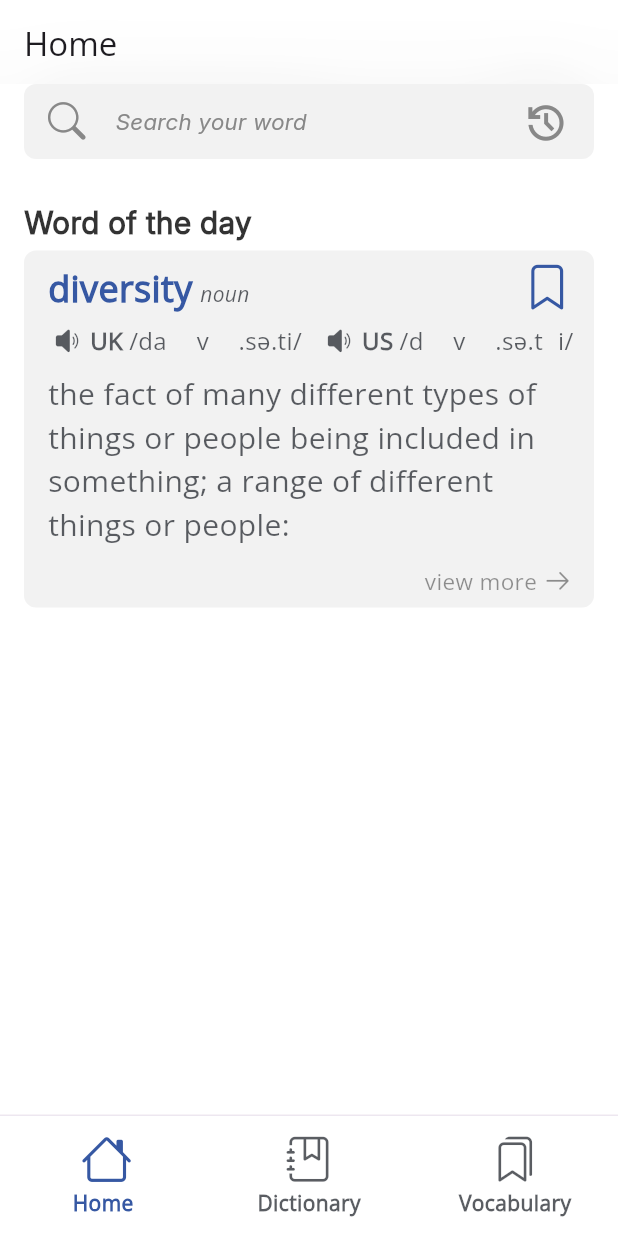
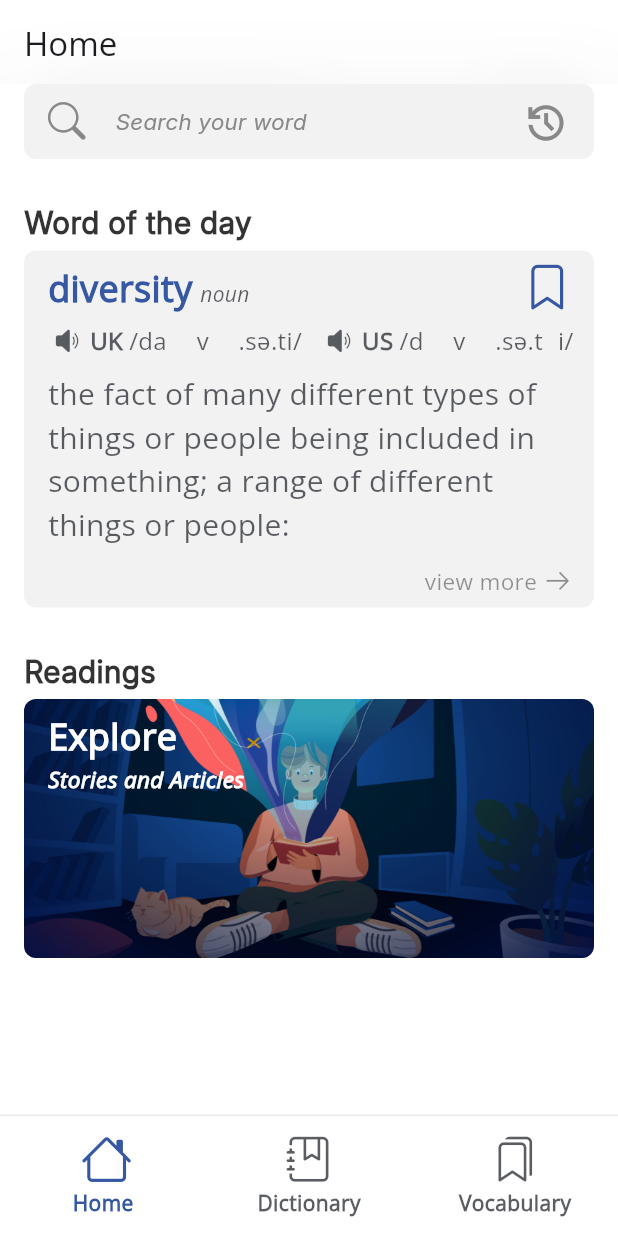
Before and after one commit to nguyenhuuthai-99/eng_dict, a Flutter app: the screen it shows after launch, on a phone screen of 412 x 824 dp. Run offline on Flutter 3.47's test engine with Material 3 defaults, Android fonts, the phone set to English and light mode, and no system bars; our stand-ins replace google_fonts, just_audio.

Commit message:
home screen completed

```diff
--- /dev/null
+++ b/lib/model/suggested_word.dart
@@ -0,0 +1,8 @@
+class SuggestedWord{
+  String wordTitle;
+  String url;
+
+  SuggestedWord({required this.wordTitle,required this.url});
+
+
+}
--- a/lib/model/word_field.dart
+++ b/lib/model/word_field.dart
@@ -0,0 +1,9 @@
+import 'package:eng_dict/model/word_form.dart';
+
+class WordField{
+
+  String fieldTitle;
+  List<WordForm> wordForms;
+
+  WordField({required this.fieldTitle,required this.wordForms});
+}
--- a/lib/view/screens/home_screen.dart
+++ b/lib/view/screens/home_screen.dart
@@ -2,6 +2,8 @@ import 'dart:ui';
 
 import 'package:eng_dict/model/word_form.dart';
 import 'package:eng_dict/view/utils/constants.dart';
+import 'package:eng_dict/view/widgets/readings_box.dart';
+import 'package:eng_dict/view/widgets/word_of_the_day_box.dart';
 import 'package:flutter/material.dart';
 import 'package:google_fonts/google_fonts.dart';
 import 'package:just_audio/just_audio.dart';
@@ -74,134 +76,12 @@ class HomeScreen extends StatelessWidget {
           children: [
               const CustomSearchBar(),
               const SizedBox(height: Constant.kMarginExtraLarge,),
-              WordOfTheDayBox(wordForm: wordForm,)
+              WordOfTheDayBox(wordForm: wordForm,),
+              const SizedBox(height: Constant.kMarginExtraLarge,),
+              const ReadingsBox()
           ],
         ),
       ),
     );
   }
 }
-
-class WordOfTheDayBox extends StatelessWidget {
-  WordForm wordForm;
-  late Word word;
-  WordOfTheDayBox({
-      super.key, required this.wordForm
-    });
-
-  init(){
-    word = wordForm.word;
-  }
-
-
-  @override
-  Widget build(BuildContext context) {
-    init();
-
-    return Column(
-      crossAxisAlignment: CrossAxisAlignment.start,
-      children: [
-        const Text("Word of the day", style: Constant.kHeadingTextStyle,),
-        Container(
-          padding: EdgeInsets.symmetric(horizontal:Constant.kMarginLarge, vertical: Constant.kMarginSmall),
-          margin: EdgeInsets.only(top: Constant.kMarginExtraSmall),
-          decoration: BoxDecoration(
-            color: Constant.kGreyBackground,
-            borderRadius: BorderRadius.circular(Constant.kBorderRadiusSmall)
-          ),
-          child: Column(
-            crossAxisAlignment: CrossAxisAlignment.start,
-            children: [
-              Row(
-                crossAxisAlignment: CrossAxisAlignment.baseline,
-                textBaseline: TextBaseline.alphabetic,
-                children: [
-                  word.wordTitle != null?Text(word.wordTitle!, style: TextStyle(fontSize: 24, fontWeight: FontWeight.w600, color: Constant.kPrimaryColor),):SizedBox(),
-                  const SizedBox(width: 5,),
-                  wordForm.formTitle != null?Text(wordForm.formTitle!, style:  TextStyle(fontStyle: FontStyle.italic, color: Constant.kHeading2Color),):SizedBox(),
-                  const Expanded(child: SizedBox()),
-                  Icon(CustomIcon.book_mark, color: Constant.kPrimaryColor,size: 30,)
-                ],
-              ),
-              Padding(
-                padding: const EdgeInsets.only(top: Constant.kMarginExtraSmall, bottom: Constant.kMarginSmall),
-                child: Row(
-                  children: [
-                    wordForm.ukIPA != null?IPAComponents(accent: "UK", IPA: wordForm.ukIPA!,soundURL: "media/english/uk_pron/u/ukd/ukdis/ukdisun030.mp3"):SizedBox(),
-                    const SizedBox(width: Constant.kMarginMedium,),
-                    wordForm.usIPA != null ? IPAComponents(accent: "US", IPA: wordForm.usIPA!, soundURL: "media/english/us_pron/e/eus/eus71/eus71340.mp3",):SizedBox()
-
-                  ],
-                ),
-              ),
-              Text( word.definition, style: TextStyle(fontSize: 20, fontWeight: FontWeight.w100, color: Constant.kHeading2Color)),
-              const Padding(
-                padding: EdgeInsets.only(top: Constant.kMarginMedium),
-                child: Row(
-                  crossAxisAlignment: CrossAxisAlignment.center,
-                  mainAxisAlignment: MainAxisAlignment.end,
-                  children: [
-                     Text("view more", style: TextStyle(color: Constant.kLightGreyText, fontSize: 15)),
-                     Padding(
-                       padding: EdgeInsets.only(top: 2.0, left: 6),
-                       child: Icon(CustomIcon.arrow, color: Constant.kLightGreyText,size: 16,),
-                     )
-
-                  ],
-                ),
-              )
-            ],
-          ),
-        )
-
-      ],
-    );
-  }
-}
-
-class IPAComponents extends StatelessWidget {
-  late bool canPlay;
-  String accent;
-  String IPA;
-  String soundURL;
-  IPAComponents({super.key,required this.accent, required this.IPA, required this.soundURL});
-
-  Future<void> playSound()async {
-    final AudioPlayer audioPlayer = AudioPlayer();
-    String prefix = "https://dictionary.cambridge.org/";
-    String url = prefix + soundURL;
-    try{
-      await audioPlayer.setUrl(url);
-      await audioPlayer.play();
-      await audioPlayer.dispose();
-    }on PlayerException catch(e){
-      print(e.message);
-
-    }
-
-  }
-
-  @override
-  Widget build(BuildContext context) {
-    return GestureDetector(
-      onTap: () async{
-        await playSound();
-        print("asdf");
-      },
-      child: Row(
-        crossAxisAlignment: CrossAxisAlignment.center,
-        textBaseline: TextBaseline.alphabetic,
-        children: [
-          Padding(
-            padding: const EdgeInsets.only(top: 3.0),
-            child: Icon(CustomIcon.speaker, color: Constant.kHeading2Color,),
-          ),
-          Padding(
-            padding: EdgeInsets.symmetric(horizontal: Constant.kMarginExtraSmall),
-              child: Text(accent, style: Constant.kHeading2TextStyle,)),
-          Text(IPA,style: Constant.kIPATextStyle,)
-        ],
-      ),
-    );
-  }
-}
--- a/lib/view/widgets/readings_box.dart
+++ b/lib/view/widgets/readings_box.dart
@@ -0,0 +1,52 @@
+import 'package:eng_dict/view/utils/constants.dart';
+import 'package:flutter/material.dart';
+
+class ReadingsBox extends StatelessWidget {
+  const ReadingsBox({super.key});
+
+  @override
+  Widget build(BuildContext context) {
+    return Column(
+      crossAxisAlignment: CrossAxisAlignment.stretch,
+      children: [
+        const Text("Readings", style: Constant.kHeadingTextStyle,),
+        Container(
+          margin: const EdgeInsets.only(top: Constant.kMarginExtraSmall),
+          child: GestureDetector(
+            onTap: (){
+              print("Go to reading");
+            },
+            child: Stack(
+              children: [
+                AspectRatio(
+                  aspectRatio: 2.2,
+                  child: Container(
+                    decoration: const BoxDecoration(
+                        borderRadius: BorderRadius.all(Radius.circular(Constant.kMarginSmall)),
+                        image: DecorationImage(
+                            fit: BoxFit.fitWidth,
+                            alignment: FractionalOffset(0,0.9),
+                            image: AssetImage("assets/images/reading.jpg"))
+                    ),
+                  ),
+                ),
+                const Padding(
+                  padding: EdgeInsets.only(top: Constant.kMarginSmall, left: Constant.kMarginLarge),
+                  child: Column(
+                    crossAxisAlignment: CrossAxisAlignment.start,
+                    children: [
+                      Text("Explore", style: TextStyle(color: Colors.white, fontWeight: FontWeight.bold, fontSize: 24),),
+                      Text("Stories and Articles", style: TextStyle(color: Colors.white, fontSize: 15, fontStyle: FontStyle.italic, fontWeight: FontWeight.w600),),
+
+                    ],
+                  ),
+                ),
+
+              ],
+            ),
+          ),
+        )
+      ],
+    );
+  }
+}
--- a/lib/view/widgets/search_bar.dart
+++ b/lib/view/widgets/search_bar.dart
@@ -12,7 +12,7 @@ class CustomSearchBar extends StatelessWidget {
   Widget build(BuildContext context) {
     return GestureDetector(
       onTap: (){
-        print("adf");
+        print("search word");
       },
       child: Container(
         decoration: BoxDecoration(
--- a/lib/view/widgets/word_of_the_day_box.dart
+++ b/lib/view/widgets/word_of_the_day_box.dart
@@ -0,0 +1,130 @@
+import 'package:eng_dict/model/word.dart';
+import 'package:eng_dict/model/word_form.dart';
+import 'package:eng_dict/view/utils/constants.dart';
+import 'package:eng_dict/view/utils/custom_icon.dart';
+import 'package:flutter/material.dart';
+import 'package:just_audio/just_audio.dart';
+
+class WordOfTheDayBox extends StatelessWidget {
+  final WordForm wordForm;
+  late Word word;
+  WordOfTheDayBox({
+    super.key, required this.wordForm
+  });
+
+  init(){
+    word = wordForm.word;
+  }
+
+
+  @override
+  Widget build(BuildContext context) {
+    init();
+
+    return Column(
+      crossAxisAlignment: CrossAxisAlignment.start,
+      children: [
+        const Text("Word of the day", style: Constant.kHeadingTextStyle,),
+        Container(
+          padding: EdgeInsets.symmetric(horizontal:Constant.kMarginLarge, vertical: Constant.kMarginSmall),
+          margin: EdgeInsets.only(top: Constant.kMarginExtraSmall),
+          decoration: BoxDecoration(
+              color: Constant.kGreyBackground,
+              borderRadius: BorderRadius.circular(Constant.kBorderRadiusSmall)
+          ),
+          child: Column(
+            crossAxisAlignment: CrossAxisAlignment.start,
+            children: [
+              Row(
+                crossAxisAlignment: CrossAxisAlignment.baseline,
+                textBaseline: TextBaseline.alphabetic,
+                children: [
+                  word.wordTitle != null?Text(word.wordTitle!, style: TextStyle(fontSize: 24, fontWeight: FontWeight.w600, color: Constant.kPrimaryColor),):SizedBox(),
+                  const SizedBox(width: 5,),
+                  wordForm.formTitle != null?Text(wordForm.formTitle!, style:  TextStyle(fontStyle: FontStyle.italic, color: Constant.kHeading2Color),):SizedBox(),
+                  const Expanded(child: SizedBox()),
+                  Icon(CustomIcon.book_mark, color: Constant.kPrimaryColor,size: 30,)
+                ],
+              ),
+              Padding(
+                padding: const EdgeInsets.only(top: Constant.kMarginExtraSmall, bottom: Constant.kMarginSmall),
+                child: Row(
+                  children: [
+                    wordForm.ukIPA != null?IPAComponents(accent: "UK", IPA: wordForm.ukIPA!,soundURL: "media/english/uk_pron/u/ukd/ukdis/ukdisun030.mp3"):SizedBox(),
+                    const SizedBox(width: Constant.kMarginMedium,),
+                    wordForm.usIPA != null ? IPAComponents(accent: "US", IPA: wordForm.usIPA!, soundURL: "media/english/us_pron/e/eus/eus71/eus71340.mp3",):SizedBox()
+
+                  ],
+                ),
+              ),
+              Text( word.definition, style: TextStyle(fontSize: 20, fontWeight: FontWeight.w100, color: Constant.kHeading2Color)),
+              const Padding(
+                padding: EdgeInsets.only(top: Constant.kMarginMedium),
+                child: Row(
+                  crossAxisAlignment: CrossAxisAlignment.center,
+                  mainAxisAlignment: MainAxisAlignment.end,
+                  children: [
+                    Text("view more", style: TextStyle(color: Constant.kLightGreyText, fontSize: 15)),
+                    Padding(
+                      padding: EdgeInsets.only(top: 2.0, left: 6),
+                      child: Icon(CustomIcon.arrow, color: Constant.kLightGreyText,size: 16,),
+                    )
+
+                  ],
+                ),
+              )
+            ],
+          ),
+        )
+
+      ],
+    );
+  }
+}
+
+class IPAComponents extends StatelessWidget {
+  late bool canPlay;
+  String accent;
+  String IPA;
+  String soundURL;
+  IPAComponents({super.key,required this.accent, required this.IPA, required this.soundURL});
+
+  Future<void> playSound()async {
+    final AudioPlayer audioPlayer = AudioPlayer();
+    String prefix = "https://dictionary.cambridge.org/";
+    String url = prefix + soundURL;
+    try{
+      await audioPlayer.setUrl(url);
+      await audioPlayer.play();
+      await audioPlayer.dispose();
+    }on PlayerException catch(e){
+      print(e.message);
+
+    }
+
+  }
+
+  @override
+  Widget build(BuildContext context) {
+    return GestureDetector(
+      onTap: () async{
+        await playSound();
+        print("asdf");
+      },
+      child: Row(
+        crossAxisAlignment: CrossAxisAlignment.center,
+        textBaseline: TextBaseline.alphabetic,
+        children: [
+          Padding(
+            padding: const EdgeInsets.only(top: 3.0),
+            child: Icon(CustomIcon.speaker, color: Constant.kHeading2Color,),
+          ),
+          Padding(
+              padding: EdgeInsets.symmetric(horizontal: Constant.kMarginExtraSmall),
+              child: Text(accent, style: Constant.kHeading2TextStyle,)),
+          Text(IPA,style: Constant.kIPATextStyle,)
+        ],
+      ),
+    );
+  }
+}
--- a/pubspec.yaml
+++ b/pubspec.yaml
@@ -62,9 +62,8 @@ flutter:
   uses-material-design: true
 
   # To add assets to your application, add an assets section, like this:
-  # assets:
-  #   - images/a_dot_burr.jpeg
-  #   - images/a_dot_ham.jpeg
+  assets:
+   - assets/images/
 
   # An image asset can refer to one or more resolution-specific "variants", see
   # https://flutter.dev/to/resolution-aware-images
```
Also changed, not shown: assets/images/reading.jpg (added), assets/images/reading.png (deleted), lib/model/suggest_word.dart (deleted).
